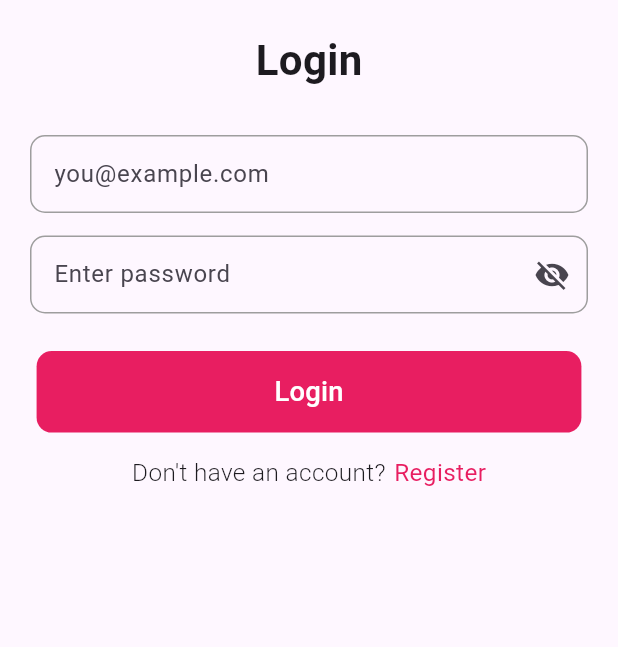
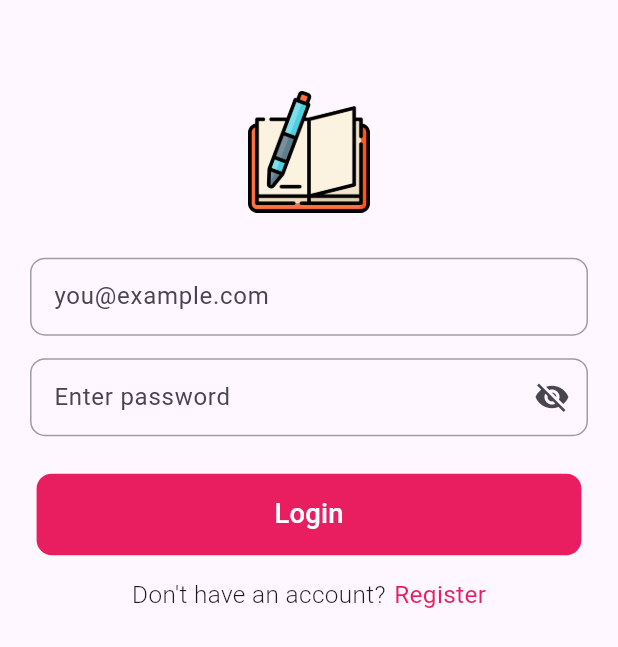
Before and after one commit to Kazishayem/QuickNotes, a Flutter app: the screen it shows after launch, on a phone screen of 412 x 824 dp. Shown: the top 647 px of the screen. Run offline on Flutter 3.47's test engine with Material 3 defaults, Android fonts, the phone set to English and light mode, and no system bars; our stand-ins replace cloud_firestore, firebase_auth, firebase_core, flutter_hooks, flutter_riverpod, flutter_screenutil and 3 more; accounts and stored records are empty.

Commit message:
login-signup-ui

```diff
--- a/lib/core/constants/icon_manager.dart
+++ b/lib/core/constants/icon_manager.dart
@@ -1,5 +1,5 @@
 class IconManager {
- static String baseUrl = 'assets/icons';
-   static String notebook = '$baseUrl/notebook.png';
-
+  static String baseUrl = 'assets/icons';
+  static String notebook = '$baseUrl/notebook.png';
+  static String book = '$baseUrl/book.png';
 }
--- a/lib/presentration/auth/signin/view/signin_screen.dart
+++ b/lib/presentration/auth/signin/view/signin_screen.dart
@@ -4,6 +4,7 @@ import 'package:flutter_screenutil/flutter_screenutil.dart';
 import 'package:go_router/go_router.dart';
 import 'package:hooks_riverpod/hooks_riverpod.dart';
 import 'package:quicknotes/core/constants/color_manager.dart';
+import 'package:quicknotes/core/constants/icon_manager.dart';
 import 'package:quicknotes/presentration/auth/viewmodel/auth_viewmodel.dart';
 import 'package:quicknotes/presentration/common widget/custom_text_field.dart';
 import 'package:quicknotes/presentration/common widget/primary_button.dart';
@@ -29,12 +30,12 @@ class SigninScreen extends HookConsumerWidget {
                 child: Column(
                   mainAxisAlignment: MainAxisAlignment.center,
                   children: [
-                    const Text(
-                      "Login",
-                      style: TextStyle(
-                        fontSize: 28,
-                        fontWeight: FontWeight.bold,
-                      ),
+                    SizedBox(height: 40.h),
+                    Image.asset(
+                      IconManager.book,
+                      width: 80.w,
+                      height: 80.h,
+                      fit: BoxFit.contain,
                     ),
 
                     const SizedBox(height: 30),
--- a/lib/presentration/auth/signup/view/signup_screen.dart
+++ b/lib/presentration/auth/signup/view/signup_screen.dart
@@ -30,6 +30,7 @@ class SignupScreen extends HookConsumerWidget {
                 child: Column(
                   mainAxisAlignment: MainAxisAlignment.center,
                   children: [
+                    SizedBox(height: 50.h),
                     const Text(
                       "Register",
                       style: TextStyle(
@@ -101,8 +102,7 @@ class SignupScreen extends HookConsumerWidget {
                                 if (isSuccess) {
                                   ScaffoldMessenger.of(context).showSnackBar(
                                     const SnackBar(
-                                      content:
-                                          Text("Signup Successful ✅"),
+                                      content: Text("Signup Successful ✅"),
                                     ),
                                   );
 
--- a/lib/presentration/note/note details/view/notedetails_screen.dart
+++ b/lib/presentration/note/note details/view/notedetails_screen.dart
@@ -1,4 +1,5 @@
 import 'package:flutter/material.dart';
+import 'package:quicknotes/core/constants/color_manager.dart';
 
 class NoteDetailsScreen extends StatelessWidget {
   final String title;
@@ -35,7 +36,7 @@ class NoteDetailsScreen extends StatelessWidget {
               description,
               style: const TextStyle(
                 fontSize: 16,
-                color: Colors.grey,
+                color: ColorManager.black,
               ),
             ),
           ],
--- a/lib/presentration/note/view/notes_screen.dart
+++ b/lib/presentration/note/view/notes_screen.dart
@@ -97,7 +97,7 @@ class NotesScreen extends HookConsumerWidget {
                                 data['description'] ?? '',
                                 style: const TextStyle(
                                   fontSize: 14,
-                                  color: Colors.grey,
+                                  color: ColorManager.black,
                                 ),
                                 maxLines: 2,
                                 overflow: TextOverflow.ellipsis,
```
Also changed, not shown: assets/icons/book.png (added), 6 other files.
